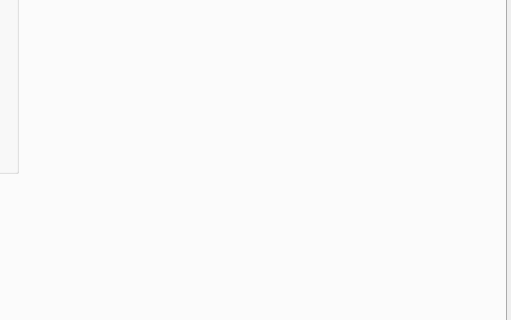
Juanraw/Myosense, file front/mainwindow.ui: the form before one commit; both pictures show x 774 to 1285 and y 242 to 562 of the 1285 by 741 pixel window.
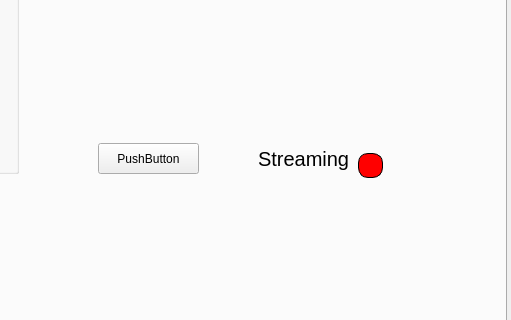
The form after the commit. Custom widgets are drawn as their Qt base class.

Commit message:
Start and Stop Button
A button that controls the data gestures acquisition has been added

```diff
--- a/front/mainwindow.ui
+++ b/front/mainwindow.ui
@@ -291,6 +291,56 @@
        </property>
       </widget>
      </widget>
+     <widget class="QLabel" name="label_7">
+      <property name="geometry">
+       <rect>
+        <x>1030</x>
+        <y>340</y>
+        <width>101</width>
+        <height>31</height>
+       </rect>
+      </property>
+      <property name="font">
+       <font>
+        <pointsize>15</pointsize>
+       </font>
+      </property>
+      <property name="text">
+       <string>Streaming</string>
+      </property>
+     </widget>
+     <widget class="QLabel" name="StreamingLamp">
+      <property name="geometry">
+       <rect>
+        <x>1130</x>
+        <y>350</y>
+        <width>25</width>
+        <height>25</height>
+       </rect>
+      </property>
+      <property name="styleSheet">
+       <string notr="true">background-color: rgb(255, 0, 0);
+border-radius: 10px;
+border: 1px solid black;
+</string>
+      </property>
+      <property name="text">
+       <string/>
+      </property>
+     </widget>
+     <widget class="QPushButton" name="DataButton">
+      <property name="geometry">
+       <rect>
+        <x>870</x>
+        <y>340</y>
+        <width>101</width>
+        <height>31</height>
+       </rect>
+      </property>
+      <property name="text">
+       <string>PushButton</string>
+      </property>
+     </widget>
     </widget>
     <widget class="QWidget" name="visualization">
      <attribute name="title">
```
The commit also changes 4 other files.
